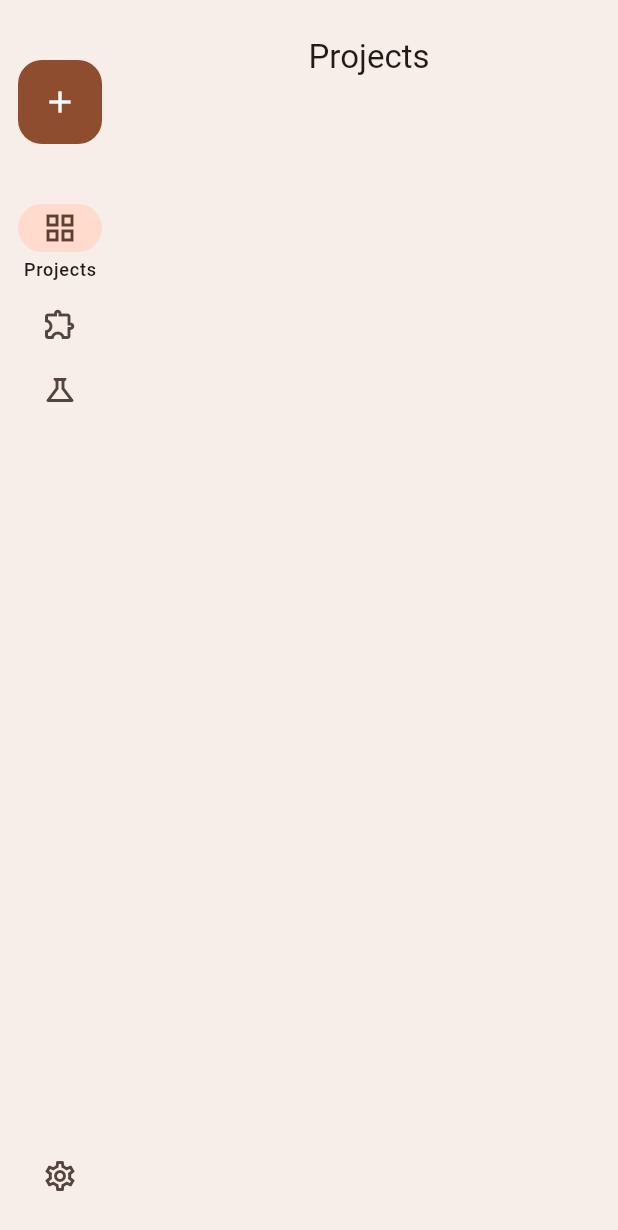
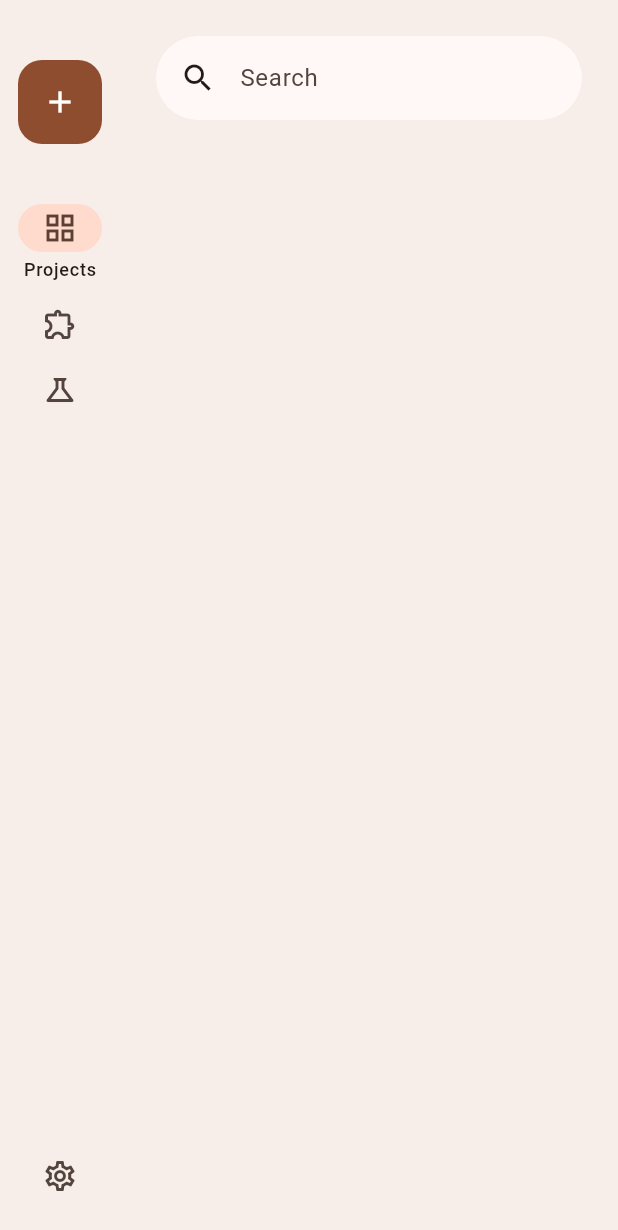
Before and after one commit to ljcucc/ClayTab, a Flutter app: the screen it shows after launch, on a phone screen of 412 x 824 dp. Shown: the top 1230 px of the screen. Run offline on Flutter 3.47's test engine with Material 2 defaults, Android fonts, the phone set to English and light mode, and no system bars; drawn by our look-alikes of dynamic_color; our stand-ins replace file_picker, flutter_highlight, google_fonts; missing offline and left inert: code_text_field, highlight.

Commit message:
modify project list

```diff
--- a/lib/pages/projects/project_tile.dart
+++ b/lib/pages/projects/project_tile.dart
@@ -27,12 +27,11 @@ class ProjectTile extends StatelessWidget {
       width: MediaQuery.of(context).size.width > 600 ? 200 : double.infinity,
       height: MediaQuery.of(context).size.width > 600 ? 200 : null,
       child: Card(
-        // color: tileColorScheme.primaryContainer,
         elevation: 0,
+        margin: EdgeInsets.zero,
         shadowColor: Colors.transparent,
         clipBehavior: Clip.hardEdge,
         shape: RoundedRectangleBorder(
-          side: BorderSide(color: Theme.of(context).colorScheme.outlineVariant),
           borderRadius: BorderRadius.circular(16),
         ),
         child: InkWell(
@@ -44,12 +43,13 @@ class ProjectTile extends StatelessWidget {
           },
           child: Column(
             children: [
-              if (MediaQuery.of(context).size.width > 600)
-                Expanded(
+              Expanded(
+                child: Padding(
+                  padding: const EdgeInsets.all(8.0).copyWith(bottom: 0),
                   child: Container(
                     clipBehavior: Clip.hardEdge,
                     decoration: BoxDecoration(
-                      borderRadius: BorderRadius.circular(16),
+                      borderRadius: BorderRadius.circular(12),
                     ),
                     child: ProjectPreview(
                       colorScheme: tileColorScheme,
@@ -57,6 +57,7 @@ class ProjectTile extends StatelessWidget {
                     ),
                   ),
                 ),
+              ),
               ListTile(
                 contentPadding:
                     EdgeInsets.symmetric(horizontal: 16).copyWith(right: 8),
--- a/lib/pages/projects/projects.dart
+++ b/lib/pages/projects/projects.dart
@@ -1,4 +1,6 @@
+import 'package:code_playground/pages/projects/open_project.dart';
 import 'package:code_playground/utils/project/project_provider.dart';
+import 'package:file_picker/file_picker.dart';
 import 'package:flutter/material.dart';
 
 import 'package:code_playground/pages/projects/projects_layout.dart';
@@ -22,6 +24,8 @@ class _ProjectsSectionState extends State<ProjectsSection> {
     super.initState();
   }
 
+  void openProjectFolder() async {}
+
   @override
   Widget build(BuildContext context) {
     return Consumer<ProjectsProvider>(
@@ -29,15 +33,25 @@ class _ProjectsSectionState extends State<ProjectsSection> {
         return ProjectsPageLayout(
           header: Column(
             children: [
-              Text(
-                "Projects",
-                style: Theme.of(context).textTheme.titleLarge,
+              SearchAnchor.bar(
+                barHintText: "Search",
+                isFullScreen: MediaQuery.of(context).size.width < 600,
+                viewElevation: 0,
+                barElevation: MaterialStateProperty.resolveWith((states) => 0),
+                viewBackgroundColor: Theme.of(context).colorScheme.surface,
+                barBackgroundColor: MaterialStateProperty.resolveWith(
+                  (states) => Theme.of(context).colorScheme.surface,
+                ),
+                suggestionsBuilder: (context, controller) => [Text("item")],
+                barOverlayColor: MaterialStateProperty.resolveWith(
+                    (states) => Theme.of(context).colorScheme.surface),
               ),
+              SizedBox(height: 24),
             ],
           ),
           child: AnimatedSwitcher(
             duration: Duration(milliseconds: 350),
-            child: ProjectsList(
+            child: ProjectsListView(
               projects: value.projects,
             ),
           ),
--- a/lib/pages/projects/projects_layout.dart
+++ b/lib/pages/projects/projects_layout.dart
@@ -26,11 +26,11 @@ class ProjectsPageLayout extends StatelessWidget {
               children: [
                 Padding(
                   padding:
-                      const EdgeInsets.symmetric(vertical: 0, horizontal: 32)
+                      const EdgeInsets.symmetric(vertical: 0, horizontal: 24)
                           .copyWith(bottom: 0),
                   child: header,
                 ),
-                SizedBox(height: 24),
+                SizedBox(height: 0),
                 Expanded(child: child),
               ],
             ),
--- a/lib/pages/projects/projects_list.dart
+++ b/lib/pages/projects/projects_list.dart
@@ -5,73 +5,52 @@ import 'package:flutter/material.dart';
 import 'package:code_playground/utils/project/project.dart';
 import 'package:code_playground/utils/project/project_list.dart';
 
-class ProjectsList extends StatefulWidget {
+class ProjectsListView extends StatelessWidget {
   final List<ProjectData> projects;
   final Widget? header;
 
-  const ProjectsList({
+  const ProjectsListView({
     super.key,
     required this.projects,
     this.header,
   });
 
   @override
-  State<ProjectsList> createState() => _ProjectsListState();
-}
+  Widget build(BuildContext context) {
+    return LayoutBuilder(builder: (context, constrain) {
+      final crossAxisCount = (constrain.maxWidth.round() / 280).round();
 
-class _ProjectsListState extends State<ProjectsList> {
-  Projects? projectList;
-
-  @override
-  void initState() {
-    super.initState();
-  }
-
-  @override
-  Widget build(BuildContext context) {
-    return ProjectsListView(controller: this);
-  }
-}
-
-class ProjectsListView extends StatelessWidget {
-  final _ProjectsListState controller;
-
-  const ProjectsListView({
-    super.key,
-    required this.controller,
-  });
-
-  @override
-  Widget build(BuildContext context) {
-    final double gap = MediaQuery.of(context).size.width > 600 ? 16 : 0;
       return SizedBox.expand(
-      child: SingleChildScrollView(
-        child: Padding(
-          padding: EdgeInsets.all(24),
-          child: Center(
         child: Column(
-              crossAxisAlignment: CrossAxisAlignment.start,
           children: [
-                controller.widget.header ?? Container(),
-                Wrap(
-                  runSpacing: gap,
-                  spacing: gap,
-                  children: [
-                    for (ProjectData data in controller.widget.projects)
-                      ProjectTile(
+            header ?? Container(),
+            Expanded(
+              child: GridView.builder(
+                padding:
+                    EdgeInsets.symmetric(horizontal: 24).copyWith(bottom: 24),
+                gridDelegate: SliverGridDelegateWithFixedCrossAxisCount(
+                  // maxCrossAxisExtent: 280,
+                  crossAxisCount: crossAxisCount,
+                  mainAxisSpacing: 16,
+                  crossAxisSpacing: 16,
+                  childAspectRatio: crossAxisCount == 1 ? 3 / 2 : 1,
+                ),
+                itemBuilder: (context, index) {
+                  final data = projects[index];
+                  return ProjectTile(
                     name: data.name,
                     preview: ShapedIconData(
                       shape: ShapeTypes.Scallop,
                       icon: Icons.code,
                     ),
+                  );
+                },
+                itemCount: projects.length,
+              ),
             ),
           ],
         ),
-              ],
-            ),
-          ),
-        ),
-      ),
       );
+    });
   }
 }
```
Lines whose indentation alone changed are shown as unchanged.
